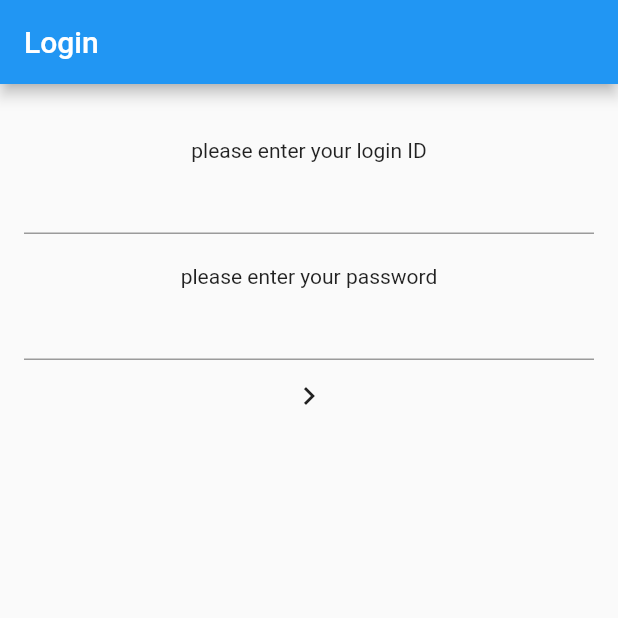
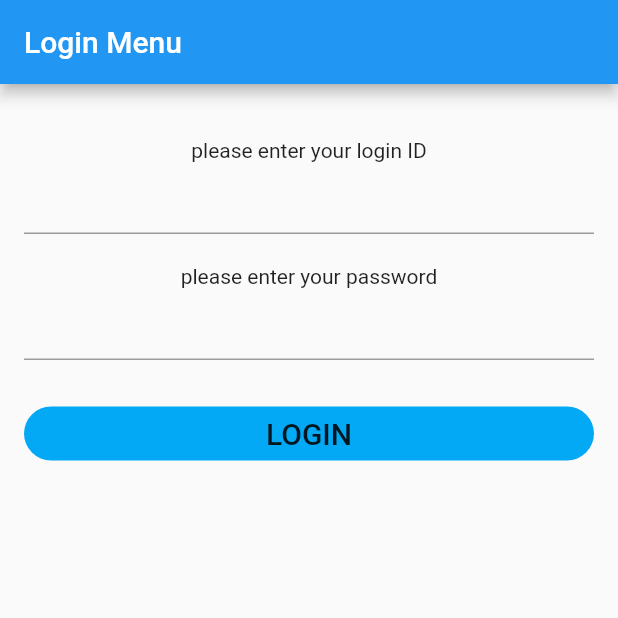
Before and after one commit to sniper-fly/comfortable_diary, a Flutter app: the screen it shows after launch, on a phone screen of 412 x 824 dp, the top half of it. Run offline on Flutter 3.47's test engine with Material 2 defaults, Android fonts, the phone set to English and light mode, and no system bars; our stand-ins replace cloud_firestore; accounts and stored records are empty.

Commit message:
ログインボタンを装飾

```diff
--- a/lib/login.dart
+++ b/lib/login.dart
@@ -15,7 +15,7 @@ class _LoginEntryState extends State<LoginPage> {
     String password;
 
     return Scaffold(
-      appBar: AppBar(title: Text("Login")),
+      appBar: AppBar(title: Text("Login Menu")),
         body: Padding(
           padding: const EdgeInsets.all(16.0),
           child: Column(
@@ -35,8 +35,18 @@ class _LoginEntryState extends State<LoginPage> {
                   password = pass;
                 },
               ),
-              FlatButton(
-                child: Icon(Icons.chevron_right),
+              Container(
+                padding: EdgeInsets.symmetric(vertical: 25.0),
+                width: double.infinity,
+                child: FlatButton(
+
+                  shape: RoundedRectangleBorder(
+                    borderRadius: BorderRadius.circular(30.0)
+                  ),
+                  color: Colors.lightBlue,
+                  child: Text('LOGIN', style: TextStyle(fontSize: 20.0),),
+
+                  //以下画面遷移
                   onPressed: (){
                     Navigator.of(context).push(
                       MaterialPageRoute(
@@ -46,6 +56,7 @@ class _LoginEntryState extends State<LoginPage> {
                       ),
                     );
                   },
+                ),
               )
             ],
           ),
```
Lines whose indentation alone changed are shown as unchanged.
